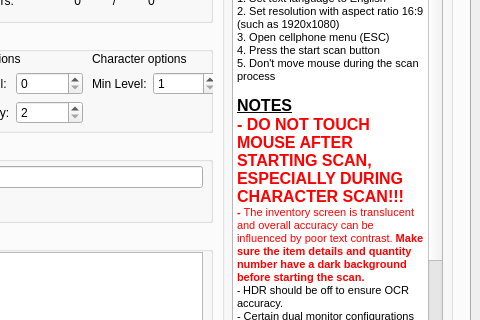
Old version of the form src/ui/hsr_scanner.ui in the repository kel-z/HSR-Scanner; both pictures show x 220 to 700 and y 124 to 444 of the 700 by 560 pixel window.
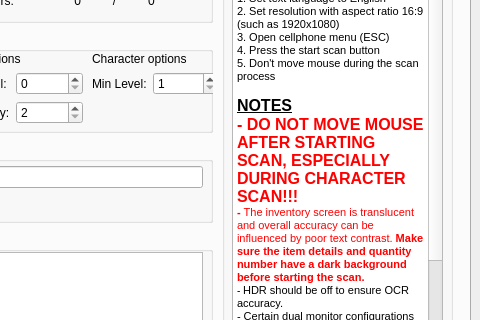
New version of the form. Custom widgets are drawn as their Qt base class.

Commit message: feat: add retries for character count and character details

```diff
--- a/src/ui/hsr_scanner.ui
+++ b/src/ui/hsr_scanner.ui
@@ -582,7 +582,7 @@
 &lt;p style=&quot; margin-top:0px; margin-bottom:0px; margin-left:0px; margin-right:0px; -qt-block-indent:0; text-indent:0px;&quot;&gt;&lt;span style=&quot; font-size:8pt;&quot;&gt;5. Don't move mouse during the scan process&lt;/span&gt;&lt;/p&gt;
 &lt;p style=&quot;-qt-paragraph-type:empty; margin-top:0px; margin-bottom:0px; margin-left:0px; margin-right:0px; -qt-block-indent:0; text-indent:0px; font-size:8pt;&quot;&gt;&lt;br /&gt;&lt;/p&gt;
 &lt;p style=&quot; margin-top:0px; margin-bottom:0px; margin-left:0px; margin-right:0px; -qt-block-indent:0; text-indent:0px;&quot;&gt;&lt;span style=&quot; font-size:12pt; font-weight:600; text-decoration: underline;&quot;&gt;NOTES&lt;/span&gt;&lt;/p&gt;
-&lt;p style=&quot; margin-top:0px; margin-bottom:0px; margin-left:0px; margin-right:0px; -qt-block-indent:0; text-indent:0px;&quot;&gt;&lt;span style=&quot; font-size:12pt; font-weight:600; color:#ff0000;&quot;&gt;- DO NOT TOUCH MOUSE AFTER STARTING SCAN, ESPECIALLY DURING CHARACTER SCAN!!!&lt;/span&gt;&lt;/p&gt;
+&lt;p style=&quot; margin-top:0px; margin-bottom:0px; margin-left:0px; margin-right:0px; -qt-block-indent:0; text-indent:0px;&quot;&gt;&lt;span style=&quot; font-size:12pt; font-weight:600; color:#ff0000;&quot;&gt;- DO NOT MOVE MOUSE AFTER STARTING SCAN, ESPECIALLY DURING CHARACTER SCAN!!!&lt;/span&gt;&lt;/p&gt;
 &lt;p style=&quot; margin-top:0px; margin-bottom:0px; margin-left:0px; margin-right:0px; -qt-block-indent:0; text-indent:0px;&quot;&gt;&lt;span style=&quot; font-size:8pt; font-weight:600; color:#ff0000;&quot;&gt;- &lt;/span&gt;&lt;span style=&quot; font-size:8pt; color:#ff0000;&quot;&gt;The inventory screen is translucent and overall accuracy can be influenced by poor text contrast. &lt;/span&gt;&lt;span style=&quot; font-size:8pt; font-weight:600; color:#ff0000;&quot;&gt;Make sure the item details and quantity number have a dark background before starting the scan.&lt;/span&gt;&lt;/p&gt;
 &lt;p style=&quot; margin-top:0px; margin-bottom:0px; margin-left:0px; margin-right:0px; -qt-block-indent:0; text-indent:0px;&quot;&gt;&lt;span style=&quot; font-size:7.8pt;&quot;&gt;- &lt;/span&gt;&lt;span style=&quot; font-size:8.25pt;&quot;&gt;HDR should be off to ensure OCR accuracy.&lt;/span&gt;&lt;/p&gt;
 &lt;p style=&quot; margin-top:0px; margin-bottom:0px; margin-left:0px; margin-right:0px; -qt-block-indent:0; text-indent:0px;&quot;&gt;&lt;span style=&quot; font-size:8.25pt;&quot;&gt;- Certain dual monitor configurations can cause screenshots to capture incorrectly. If this is the case, try moving HSR to a different monitor before retrying the scan.&lt;/span&gt;&lt;/p&gt;
```
The commit also changes 6 other files.
